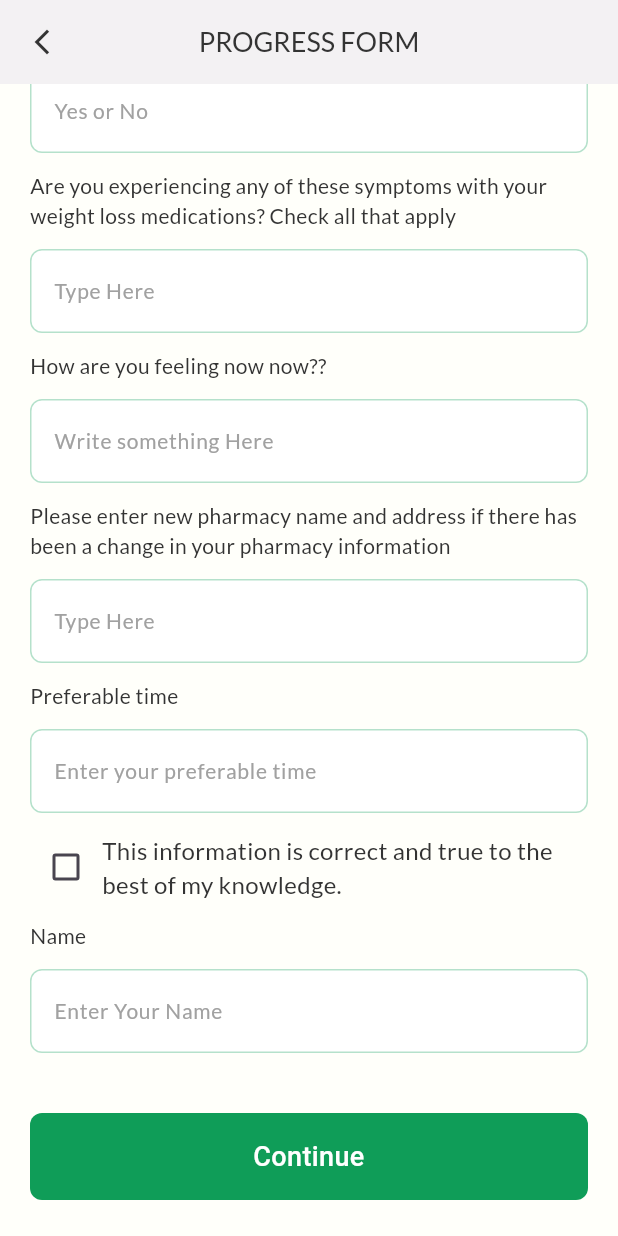
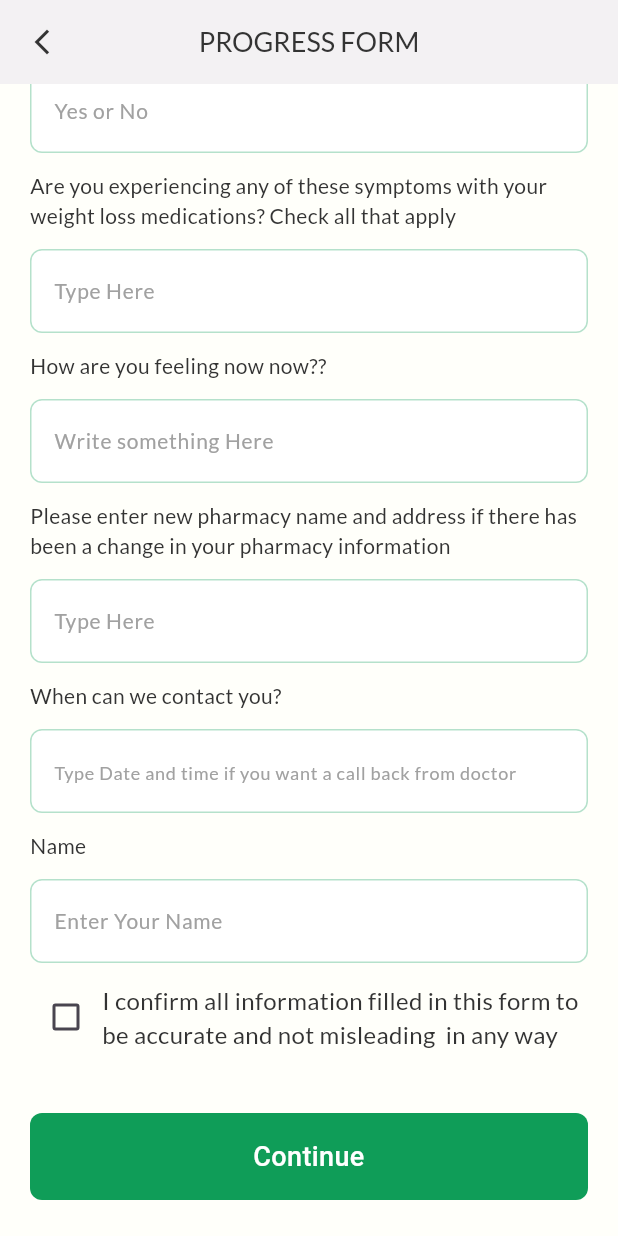
Before and after one commit to bdCalling-Sdt-hub/dr_booking, a Flutter app: the ProgressFormScreen screen opened by its route, scrolled down 866 dp, on a phone screen of 412 x 824 dp. Run offline on Flutter 3.47's test engine with Material 3 defaults, Android fonts, the phone set to English and light mode, and no system bars; our stand-ins replace flutter_svg, get, google_fonts, share_plus; network calls fail; project files that could hold a hidden picture were left out.

Commit message:
iisues fixed

```diff
--- a/lib/main.dart
+++ b/lib/main.dart
@@ -24,8 +24,6 @@ class MyApp extends StatelessWidget {
 
   // This widget is the root of your application.
 
-
-
   @override
   Widget build(BuildContext context) {
     return  GetMaterialApp(
--- a/lib/utils/app_strings.dart
+++ b/lib/utils/app_strings.dart
@@ -3,7 +3,7 @@
 class AppStrings{
   static const   String  splashTExt = "New Body New Me";
   static const   String  title = "Looking for a fitness";
-  static const   String  subTitle = "Specialist\nDoctor?";
+  static const   String  subTitle = "Specialist Doctor?";
   static const   String  subTitle1 = "Make an appointment with me.";
   static const   String  newPatient = "New Patient";
   static const   String  existingPatient = "Existing Patient";
--- a/lib/view/screens/about_dr/controller.dart
+++ b/lib/view/screens/about_dr/controller.dart
@@ -21,7 +21,7 @@ class AboutController extends GetxController {
     if (responseModel.statusCode == 200) {
       aboutModel = AboutModel.fromJson(jsonDecode(responseModel.responseJson));
       aboutDr = aboutModel.data?.description ?? "";
-      image = aboutModel.data!.image.toString();
+      image = aboutModel.data?.image.toString() ?? "";
       isLoading = false;
       update();
     } else {
--- a/lib/view/screens/progress_form/progress_form_screen.dart
+++ b/lib/view/screens/progress_form/progress_form_screen.dart
@@ -238,50 +238,28 @@ class _ProgressFormScreenState extends State<ProgressFormScreen> {
                     textEditingController:controller.enterThePharmacyName ,
                     hintStyle: GoogleFonts.lato(color: AppColors.foundationGrey200,fontWeight: FontWeight.w400,fontSize: 14),),
                   const SizedBox(height: 12,),
-                  CustomTextField(title: "Preferable time",
-                    hintText: "Enter your preferable time",
-                    keyboardType: TextInputType.number,
-                    inputFormatters: [
-                      TimeTextInputFormatter(hourMaxValue:24, minuteMaxValue: 59 )
-                    ],
+                  CustomTextField(title: "When can we contact you?",
+                    hintText: "Type Date and time if you want a call back from doctor",
+                    keyboardType: TextInputType.text,
+                    // inputFormatters: [
+                    //   TimeTextInputFormatter(hourMaxValue:24, minuteMaxValue: 59 )
+                    // ],
                     textEditingController:controller.prefarableTime ,
-                    hintStyle: GoogleFonts.lato(color: AppColors.foundationGrey200,fontWeight: FontWeight.w400,fontSize: 14),
+                    hintStyle: GoogleFonts.lato(color: AppColors.foundationGrey200,fontWeight: FontWeight.w400,fontSize: 12,),
                     validator: (value){
                       if(value==null||value.toString().isEmpty){
                         return "The field can not be empty";
                       }
-                      else if(value.length<5){
-                        return "Time Format 00:00";
-                      }
+                      // else if(value.length<5){
+                      //   return "Time Format 00:00";
+                      // }
 
                       else{
                         return null;
                       }
                     },
                   ),
-                  const SizedBox(height: 12,),
-                  Row(
-                    children: [
 
-                      Checkbox(
-                        checkColor: Colors.white,
-                        activeColor: AppColors.foundationColor,
-                        value: controller.checkBox,
-                        onChanged: (bool? value) {
-                          setState(() {
-                            controller.checkBox = value!;
-                          });
-                        },
-                      ),
-                      const Flexible(
-                        child: CustomText(text: "This information is correct and true to the\nbest of my knowledge.",
-                          textAlign: TextAlign.start,
-                          maxLines: 2,
-                          textOverflow: TextOverflow.ellipsis,
-                          color: AppColors.foundationGrey,fontSize: 16,fontWeight: FontWeight.w400,),
-                      ),
-                    ],
-                  ),
                   const SizedBox(height: 12,),
 
                   CustomTextField(title: "Name",
@@ -301,7 +279,29 @@ class _ProgressFormScreenState extends State<ProgressFormScreen> {
                     },
 
                   ),
+                  const SizedBox(height: 12,),
+                  Row(
+                    children: [
 
+                      Checkbox(
+                        checkColor: Colors.white,
+                        activeColor: AppColors.foundationColor,
+                        value: controller.checkBox,
+                        onChanged: (bool? value) {
+                          setState(() {
+                            controller.checkBox = value!;
+                          });
+                        },
+                      ),
+                      const Flexible(
+                        child: CustomText(text: "I confirm all information filled in this form to be accurate and not misleading  in any way",
+                          textAlign: TextAlign.start,
+                          maxLines: 3,
+                          textOverflow: TextOverflow.ellipsis,
+                          color: AppColors.foundationGrey,fontSize: 16,fontWeight: FontWeight.w400,),
+                      ),
+                    ],
+                  ),
                   const SizedBox(height: 40,),
                 controller.isLoading ? const CustomElevatedLoadingButton() : CustomButton(onTap: (){
 
--- a/lib/view/screens/setting/contact_us/contact_us_screen.dart
+++ b/lib/view/screens/setting/contact_us/contact_us_screen.dart
@@ -142,7 +142,7 @@ class ContactUsScreen extends StatelessWidget {
                     children: [
                       Icon(Icons.mail,color: AppColors.foundationColor,size: 24,),
                       SizedBox(width: 8,),
-                      CustomText(text: "kan01605@yahoo.com",color: AppColors.foundationColor,fontSize: 16,fontWeight: FontWeight.w400,),
+                      CustomText(text: "info@docs-consult.com",color: AppColors.foundationColor,fontSize: 16,fontWeight: FontWeight.w400,),
                     ],
                   )
                 ],
--- a/lib/view/screens/setting/setting_screen.dart
+++ b/lib/view/screens/setting/setting_screen.dart
@@ -15,7 +15,7 @@ class SettingScreen extends StatefulWidget {
 
 class _SettingScreenState extends State<SettingScreen> {
 
-  List<String> methodName =  ["Terms & Condition","Privacy Policy","About Us","Contact Us"," Share App"];
+  List<String> methodName =  ["Terms & Condition for new body new me","Privacy Policy for new body new me","About for new body new me ","Contact Us"," Share App"];
 
   @override
   Widget build(BuildContext context) {
--- a/lib/view/screens/setting/term_condition/termcondition_controller.dart
+++ b/lib/view/screens/setting/term_condition/termcondition_controller.dart
@@ -22,7 +22,7 @@ class TermConditionController extends GetxController {
     ApiResponseModel responseModel = await termConditionRepo.responseTermConditionData();
     if (responseModel.statusCode == 200) {
       termPolicyModel = TermPolicyModel.fromJson(jsonDecode(responseModel.responseJson));
-      termCondition = termPolicyModel.data!.description.toString();
+      termCondition = termPolicyModel.data?.description.toString() ?? "";
       isLoading = false;
       update();
     } else {
--- a/lib/view/widgets/custom_text_field/custom_text_field.dart
+++ b/lib/view/widgets/custom_text_field/custom_text_field.dart
@@ -97,6 +97,7 @@ class _CustomTextFieldState extends State<CustomTextField> {
           height: 12,
         ),
         TextFormField(
+
           maxLength: widget.maxLength,
           inputFormatters: widget.inputFormatters,
           autovalidateMode: AutovalidateMode.onUserInteraction,
```
Also changed, not shown: lib/view/screens/about_dr/about_dr_screen.dart (+4 -3 lines), lib/view/screens/form/initial_form2_screen.dart (+29 -22 lines), lib/view/screens/home/home_screen.dart (+11 -5 lines), lib/view/screens/setting/term_condition/term_condition_screen.dart (+9 -1 lines), pubspec.lock.
